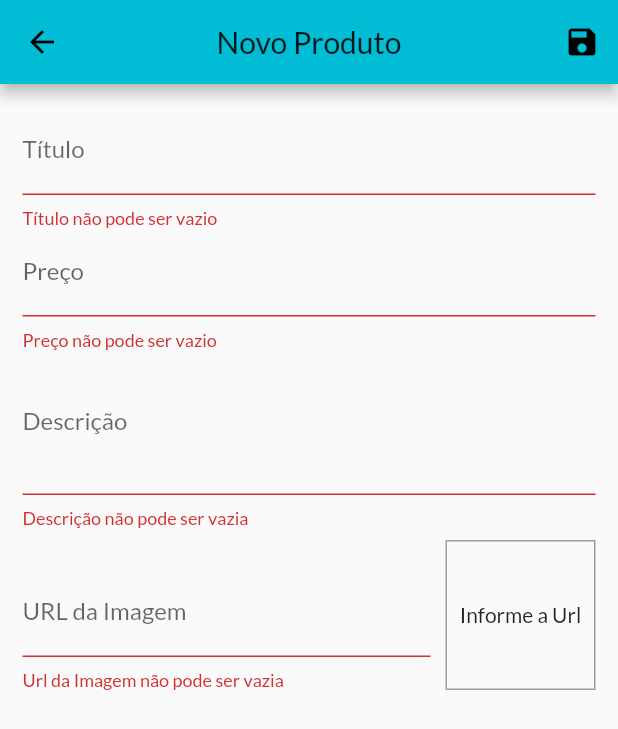
After one commit to pauloleitte/shop-app, a Flutter app: the ProductFormScreen screen opened by its route, after a tap on the "save" icon, on a phone screen of 412 x 824 dp. The commit adds this screen. Shown: the top 729 px of the screen. Run offline on Flutter 3.47's test engine with Material 2 defaults, Android fonts, the phone set to English and light mode, and no system bars; network calls fail.

Commit message:
feat: criação do formulario de cadastro

```diff
--- a/lib/utils/app_routes.dart
+++ b/lib/utils/app_routes.dart
@@ -3,4 +3,6 @@ class AppRoutes {
   static const PRODUCT_DETAIL = '/product-detail';
   static const CART = '/cart';
   static const ORDERS = '/orders';
+  static const PRODUCTS = '/produts';
+  static const PRODUCT_FORM = '/product-form';
 }
--- /dev/null
+++ b/lib/views/product_form_screen.dart
@@ -0,0 +1,240 @@
+import 'dart:math';
+
+import 'package:flutter/material.dart';
+import 'package:provider/provider.dart';
+import 'package:shop_app/models/product.dart';
+import 'package:shop_app/providers/product_provider.dart';
+
+class ProductFormScreen extends StatefulWidget {
+  ProductFormScreen({Key key}) : super(key: key);
+
+  @override
+  _ProductFormScreenState createState() => _ProductFormScreenState();
+}
+
+class _ProductFormScreenState extends State<ProductFormScreen> {
+  final _priceFocusNode = FocusNode();
+  final _decriptionFocusNode = FocusNode();
+  final _imageFocusNode = FocusNode();
+  final _imageUrlController = TextEditingController();
+  final _form = GlobalKey<FormState>();
+  final _formData = Map<String, Object>();
+
+  @override
+  void initState() {
+    super.initState();
+    _imageFocusNode.addListener(_changeImage);
+  }
+
+  @override
+  void dispose() {
+    _priceFocusNode.dispose();
+    _decriptionFocusNode.dispose();
+    _imageFocusNode.removeListener(_changeImage);
+    _imageFocusNode.dispose();
+    super.dispose();
+  }
+
+  @override
+  void didChangeDependencies() {
+    super.didChangeDependencies();
+    if (_formData.isEmpty) {
+      final product = ModalRoute.of(context).settings.arguments as Product;
+      if (product != null) {
+        _formData['id'] = product.id;
+        _formData['title'] = product.title;
+        _formData['description'] = product.description;
+        _formData['price'] = product.price;
+        _formData['imageUrl'] = product.imageUrl;
+
+        _imageUrlController.text = _formData['imageUrl'];
+      } else {
+        _formData['price'] = '';
+      }
+    }
+  }
+
+  void _changeImage() {
+    if (isValidImageUrl(_imageUrlController.text)) {
+      setState(() {});
+    }
+  }
+
+  bool isValidImageUrl(String url) {
+    bool isValidProtocol = url.toLowerCase().startsWith('http://') ||
+        url.toLowerCase().startsWith('https://');
+
+    bool isValidImage = url.toLowerCase().endsWith(".png") ||
+        url.toLowerCase().endsWith(".jpge") ||
+        url.toLowerCase().endsWith(".jpg");
+
+    return isValidProtocol && isValidImage;
+  }
+
+  void _saveForm() {
+    bool isValid = _form.currentState.validate();
+    if (!isValid) {
+      return;
+    }
+    _form.currentState.save();
+    final product = Product(
+        id: _formData['id'],
+        title: _formData['title'],
+        price: _formData['price'],
+        description: _formData['description'],
+        imageUrl: _formData['imageUrl']);
+
+    final productProvider =
+        Provider.of<ProductProvider>(context, listen: false);
+    if (_formData['id'] == null) {
+      productProvider.addProduct(product);
+    } else {
+      productProvider.updateProduct(product);
+    }
+    Navigator.of(context).pop();
+  }
+
+  @override
+  Widget build(BuildContext context) {
+    return Scaffold(
+      appBar: AppBar(
+        title: _formData['title'] != null
+            ? Text('${_formData['title']}')
+            : Text('Novo Produto'),
+        centerTitle: true,
+        actions: <Widget>[
+          IconButton(
+            icon: Icon(Icons.save),
+            onPressed: () {
+              _saveForm();
+            },
+          )
+        ],
+      ),
+      body: Padding(
+        padding: const EdgeInsets.all(15.0),
+        child: Form(
+          key: _form,
+          child: ListView(
+            children: <Widget>[
+              TextFormField(
+                initialValue: _formData['title'],
+                decoration: InputDecoration(labelText: 'Título'),
+                textInputAction: TextInputAction.next,
+                validator: (value) {
+                  if (value.trim().isEmpty) {
+                    return "Título não pode ser vazio";
+                  }
+                  if (value.trim().length < 3) {
+                    return "Informe um título maior que 3 letras";
+                  }
+                  return null;
+                },
+                onSaved: (value) {
+                  _formData['title'] = value;
+                },
+                onFieldSubmitted: (_) {
+                  FocusScope.of(context).requestFocus(_priceFocusNode);
+                },
+              ),
+              TextFormField(
+                initialValue: _formData['price'].toString(),
+                decoration: InputDecoration(labelText: 'Preço'),
+                textInputAction: TextInputAction.next,
+                focusNode: _priceFocusNode,
+                validator: (value) {
+                  if (value.trim().isEmpty) {
+                    return "Preço não pode ser vazio";
+                  }
+                  var newPrice = double.tryParse(value);
+
+                  if (newPrice == null || newPrice <= 0) {
+                    return "Informe um preço válido";
+                  }
+                  return null;
+                },
+                onSaved: (value) {
+                  _formData['price'] = double.parse(value);
+                },
+                onFieldSubmitted: (_) {
+                  FocusScope.of(context).requestFocus(_decriptionFocusNode);
+                },
+                keyboardType: TextInputType.numberWithOptions(decimal: true),
+              ),
+              TextFormField(
+                initialValue: _formData['description'],
+                decoration: InputDecoration(labelText: 'Descrição'),
+                maxLines: 3,
+                validator: (value) {
+                  if (value.trim().isEmpty) {
+                    return "Descrição não pode ser vazia";
+                  }
+                  if (value.trim().length < 10) {
+                    return "Informe uma descrição maior que 10 letras";
+                  }
+
+                  return null;
+                },
+                onSaved: (value) {
+                  _formData['description'] = value;
+                },
+                focusNode: _decriptionFocusNode,
+                keyboardType: TextInputType.multiline,
+              ),
+              Row(
+                crossAxisAlignment: CrossAxisAlignment.end,
+                children: <Widget>[
+                  Expanded(
+                    child: TextFormField(
+                      controller: _imageUrlController,
+                      decoration: InputDecoration(labelText: 'URL da Imagem'),
+                      validator: (value) {
+                        if (value.trim().isEmpty) {
+                          return "Url da Imagem não pode ser vazia";
+                        }
+                        if (!isValidImageUrl(value)) {
+                          return 'Informe uma URL válida';
+                        }
+
+                        return null;
+                      },
+                      keyboardType: TextInputType.url,
+                      textInputAction: TextInputAction.done,
+                      focusNode: _imageFocusNode,
+                      onSaved: (value) {
+                        _formData['imageUrl'] = value;
+                      },
+                      onFieldSubmitted: (_) {
+                        _saveForm();
+                      },
+                    ),
+                  ),
+                  Container(
+                    height: 100,
+                    width: 100,
+                    margin: EdgeInsets.only(
+                      top: 8,
+                      left: 10,
+                    ),
+                    decoration: BoxDecoration(
+                        border: Border.all(
+                      color: Colors.grey,
+                      width: 1,
+                    )),
+                    child: _imageUrlController.text.isEmpty
+                        ? Text('Informe a Url')
+                        : FittedBox(
+                            child: Image.network(_imageUrlController.text),
+                            fit: BoxFit.cover,
+                          ),
+                    alignment: Alignment.center,
+                  )
+                ],
+              )
+            ],
+          ),
+        ),
+      ),
+    );
+  }
+}
--- a/lib/widgets/product_grid.dart
+++ b/lib/widgets/product_grid.dart
@@ -1,7 +1,7 @@
 import 'package:flutter/material.dart';
 import 'package:provider/provider.dart';
 import 'package:shop_app/providers/product_provider.dart';
-import 'package:shop_app/widgets/product_item.dart';
+import 'package:shop_app/widgets/product_grid_item.dart';
 
 class ProductGrid extends StatelessWidget {
   @override
@@ -18,7 +18,7 @@ class ProductGrid extends StatelessWidget {
           mainAxisSpacing: 10),
       itemBuilder: (ctx, i) => ChangeNotifierProvider.value(
         value: products[i],
-        child: ProductItem(),
+        child: ProductGridItem(),
       ),
     );
   }
```
Also changed, not shown: lib/main.dart (+5 -2 lines), lib/models/cart.dart (+22 -0 lines), lib/providers/product_provider.dart (+31 -1 lines), lib/views/products_screen.dart (added, +40 -0 lines), lib/widgets/app_drawer.dart (+8 -0 lines), lib/widgets/cart_item_widget.dart (+22 -0 lines), lib/widgets/product.item.dart (added, +65 -0 lines), lib/widgets/product_grid_item.dart (renamed from lib/widgets/product_item.dart, +15 -1 lines).
